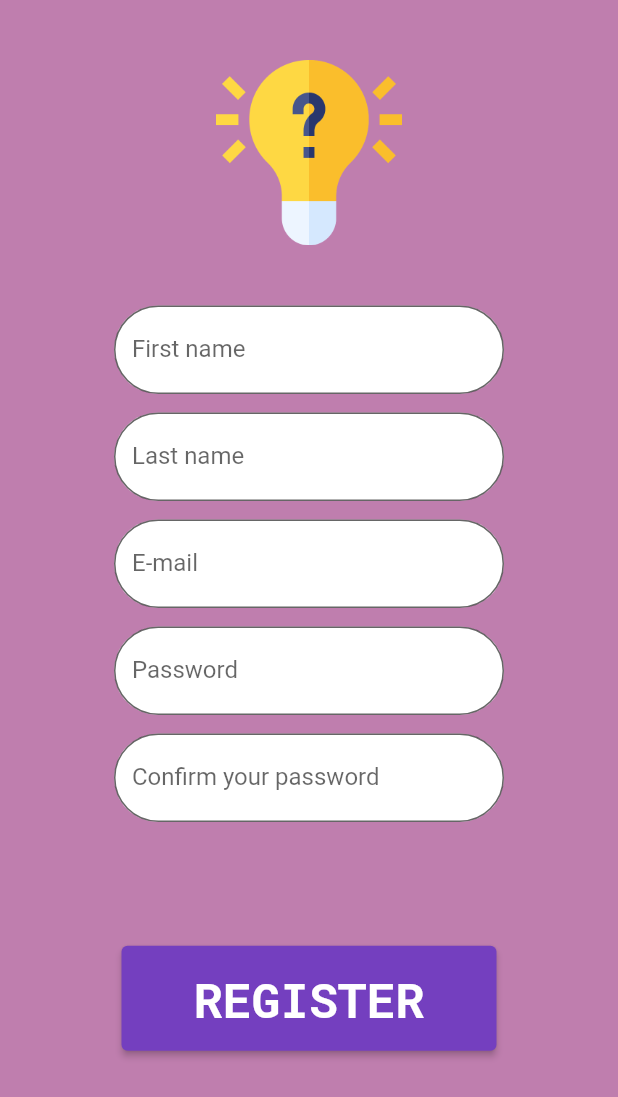
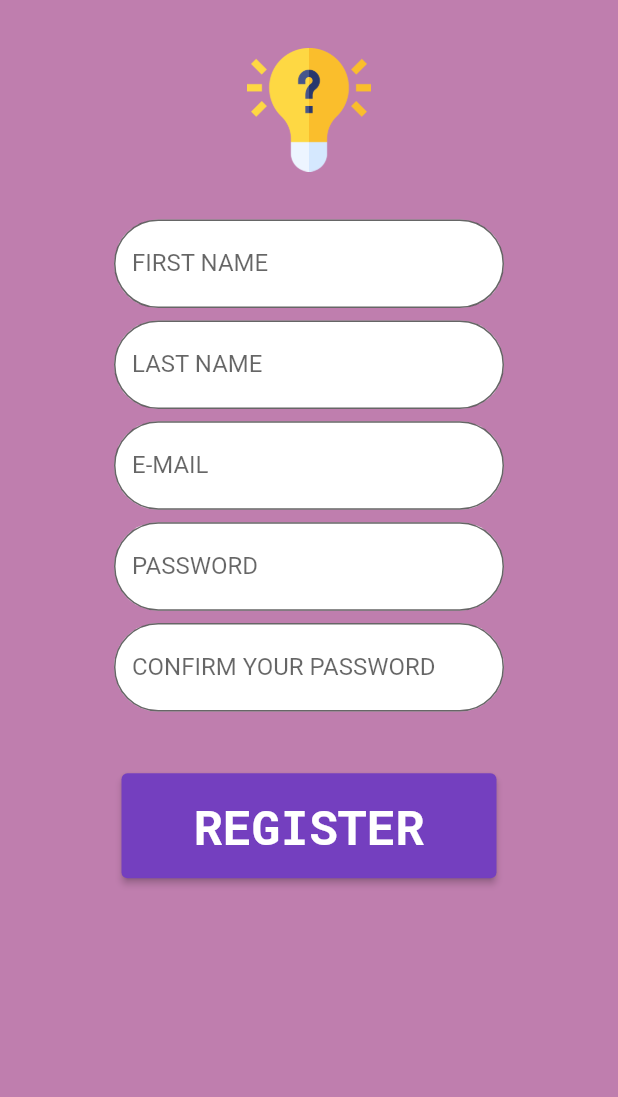
Before and after one commit to nagaoka-thiago/quiz_snowman_app, a Flutter app: the RegisterPageWidget screen opened directly, on a phone screen of 412 x 824 dp. Shown: the top 1097 px of the screen. Run offline on Flutter 3.47's test engine with Material 2 defaults, Android fonts, the phone set to English and light mode, and no system bars; our stand-ins replace cloud_firestore, curved_navigation_bar, dio, firebase_core, google_fonts; missing offline and left inert: multiselect; accounts and stored records are empty.

Commit message:
register_page_layout
Updated the layout of the register page so that it doesnt need to be in a single chield scroll view

```diff
--- a/lib/main.dart
+++ b/lib/main.dart
@@ -18,7 +18,7 @@ class MyApp extends StatelessWidget {
   Widget build(BuildContext context) {
     return const MaterialApp(
       debugShowCheckedModeBanner: false,
-      home: RegisterPageWidget(),
+      home: LoginPageWidget(),
     );
   }
 }
--- a/lib/pages/register_page.dart
+++ b/lib/pages/register_page.dart
@@ -59,10 +59,10 @@ class _RegisterPageWidgetState extends State<RegisterPageWidget> {
             child: Column(
               children: [
                 Padding(
-                    padding: const EdgeInsets.all(40),
+                    padding: const EdgeInsets.all(32),
                     child: Image.asset('lib/Assets/ideas.png',
-                        height: (MediaQuery.of(context).size.height - bottom) *
-                            0.15)),
+                        height: (MediaQuery.of(context).size.height - bottom * 2) *
+                            0.1)),
                 SizedBox(
                   width: 280,
                   child: Container(
@@ -76,12 +76,12 @@ class _RegisterPageWidgetState extends State<RegisterPageWidget> {
                               borderSide: const BorderSide(color: Colors.black),
                               borderRadius: BorderRadius.circular(50),
                             ),
-                            labelText: "First name")),
+                            labelText: "FIRST NAME")),
                   ),
                 ),
                 SizedBox(
                     height:
-                        (MediaQuery.of(context).size.height - bottom) * 0.015),
+                        (MediaQuery.of(context).size.height - bottom) * 0.01),
                 SizedBox(
                   width: 280,
                   child: Container(
@@ -95,12 +95,12 @@ class _RegisterPageWidgetState extends State<RegisterPageWidget> {
                               borderSide: const BorderSide(color: Colors.black),
                               borderRadius: BorderRadius.circular(50),
                             ),
-                            labelText: "Last name")),
+                            labelText: "LAST NAME")),
                   ),
                 ),
                 SizedBox(
                     height:
-                        (MediaQuery.of(context).size.height - bottom) * 0.015),
+                        (MediaQuery.of(context).size.height - bottom) * 0.01),
                 SizedBox(
                   width: 280,
                   child: Container(
@@ -114,12 +114,12 @@ class _RegisterPageWidgetState extends State<RegisterPageWidget> {
                               borderSide: const BorderSide(color: Colors.black),
                               borderRadius: BorderRadius.circular(50),
                             ),
-                            labelText: "E-mail")),
+                            labelText: "E-MAIL")),
                   ),
                 ),
                 SizedBox(
                     height:
-                        (MediaQuery.of(context).size.height - bottom) * 0.015),
+                        (MediaQuery.of(context).size.height - bottom) * 0.01),
                 SizedBox(
                   width: 280,
                   child: Container(
@@ -134,12 +134,12 @@ class _RegisterPageWidgetState extends State<RegisterPageWidget> {
                               borderSide: const BorderSide(color: Colors.black),
                               borderRadius: BorderRadius.circular(50),
                             ),
-                            labelText: "Password")),
+                            labelText: "PASSWORD")),
                   ),
                 ),
                 SizedBox(
                     height:
-                        (MediaQuery.of(context).size.height - bottom) * 0.015),
+                        (MediaQuery.of(context).size.height - bottom) * 0.01),
                 SizedBox(
                   width: 280,
                   child: Container(
@@ -154,12 +154,12 @@ class _RegisterPageWidgetState extends State<RegisterPageWidget> {
                               borderSide: const BorderSide(color: Colors.black),
                               borderRadius: BorderRadius.circular(50),
                             ),
-                            labelText: "Confirm your password")),
+                            labelText: "CONFIRM YOUR PASSWORD")),
                   ),
                 ),
                 SizedBox(
                     height:
-                        (MediaQuery.of(context).size.height - bottom) * 0.1),
+                        (MediaQuery.of(context).size.height - bottom * 2) * 0.05),
                 GlobalButton(
                   text: 'REGISTER',
                   onPressed: () async {
```
